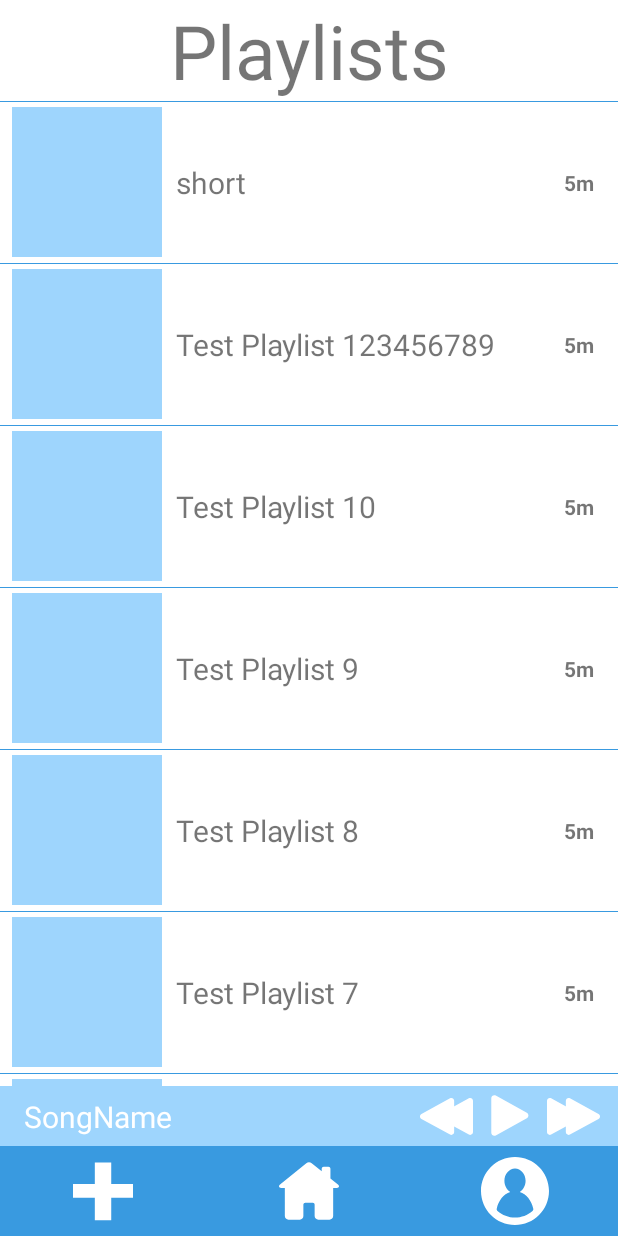
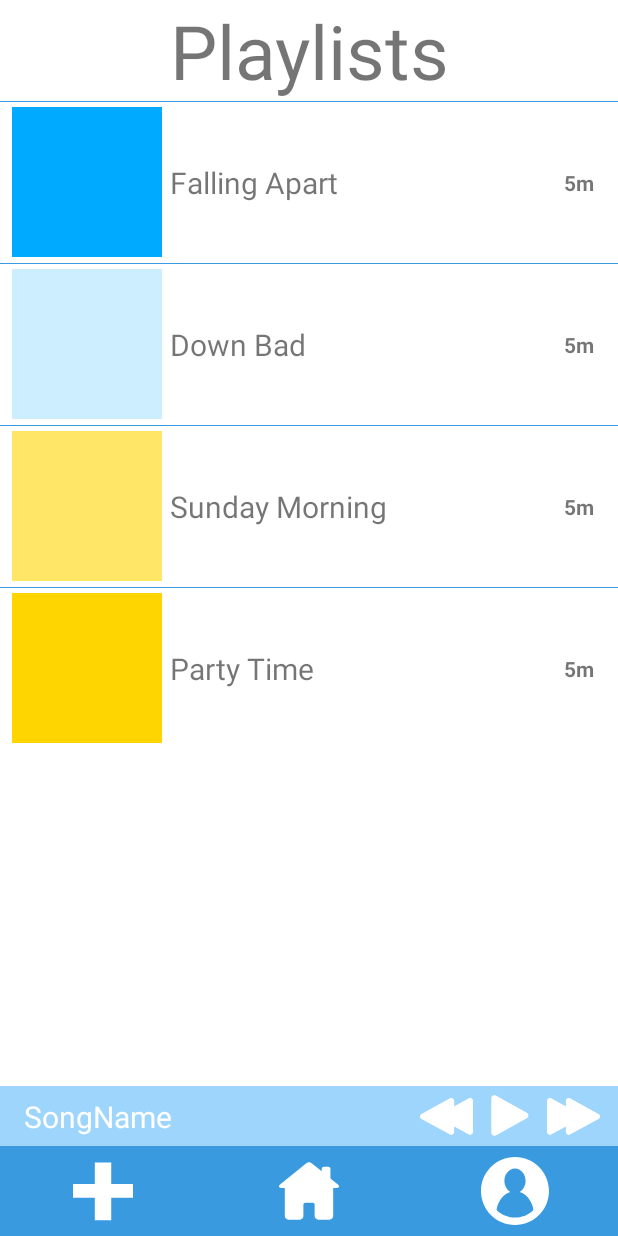
Before and after one commit to TristanStreich/GrooveMood, an Android app: the screen it shows after launch (MainActivity), on a phone screen of 412 x 824 dp. Run offline under Robolectric (Android 15) with nearby library versions, the phone set to English and light mode, and no system bars.

Commit message:
added colors based on mood

```diff
--- a/app/src/main/AndroidManifest.xml
+++ b/app/src/main/AndroidManifest.xml
@@ -22,7 +22,8 @@
             android:exported="false" />
         <activity
             android:name=".MainActivity"
-            android:exported="true">
+            android:exported="true"
+            android:theme="@style/SplashScreen">
             <intent-filter>
                 <action android:name="android.intent.action.MAIN" />
 
--- a/app/src/main/java/com/example/groovemood/GeneratePlaylist.java
+++ b/app/src/main/java/com/example/groovemood/GeneratePlaylist.java
@@ -212,7 +212,7 @@ public class GeneratePlaylist extends AppCompatActivity {
         int radius;
         radius = 50;
         paint.setStyle(Paint.Style.FILL);
-        paint.setColor(getResources().getColor(R.color.alt_blue));
+        paint.setColor(Playlist.convertToColor(happySad,energy));
         // Create a bitmap object of your view size
         Bitmap bmp = Bitmap.createBitmap(v.getWidth(), v.getHeight(), Bitmap.Config.ARGB_8888);
         // Create the canvas with the bitmap
--- a/app/src/main/java/com/example/groovemood/MainActivity.java
+++ b/app/src/main/java/com/example/groovemood/MainActivity.java
@@ -60,6 +60,7 @@ public class MainActivity extends AppCompatActivity {
     @Override
     protected void onCreate(Bundle savedInstanceState) {
         super.onCreate(savedInstanceState);
+        setTheme(R.style.Theme_GrooveMood);
         setContentView(R.layout.activity_main);
         if (playlists == null){
             playlists = new ArrayList<Playlist>();
@@ -99,29 +100,24 @@ public class MainActivity extends AppCompatActivity {
         testSongs.add(new Song(207f,"Test Song 9"));
         testSongs.add(new Song(56f,"Test Song 10"));
 
+        Playlist testPlaylist = new Playlist("Party Time", 1f, 1f);
+        testPlaylist.addSongs(testSongs);
+        playlists.add(testPlaylist);
 
-        makeTestPlaylist(1,testSongs);
-        makeTestPlaylist(2,testSongs);
-        makeTestPlaylist(3,testSongs);
-        makeTestPlaylist(4,testSongs);
-        makeTestPlaylist(5,testSongs);
-        makeTestPlaylist(6,testSongs);
-        makeTestPlaylist(7,testSongs);
-        makeTestPlaylist(8,testSongs);
-        makeTestPlaylist(9,testSongs);
-        makeTestPlaylist(10,testSongs);
-        makeTestPlaylist(123456789,testSongs);
+        testPlaylist = new Playlist("Sunday Morning", 1f, 0f);
+        testPlaylist.addSongs(testSongs);
+        playlists.add(testPlaylist);
 
-        Playlist testPlaylist = new Playlist("short", 0.4f, .75f);
+        testPlaylist = new Playlist("Down Bad", -1f, -1f);
+        testPlaylist.addSongs(testSongs);
+        playlists.add(testPlaylist);
+
+
+        testPlaylist = new Playlist("Falling Apart", -1f, 1f);
         testPlaylist.addSongs(testSongs);
         playlists.add(testPlaylist);
 
     }
-
-    private void makeTestPlaylist(int num, ArrayList<Song> songs){
-        Playlist testPlaylist = new Playlist("Test Playlist " + Integer.toString(num), 0.4f, .75f);
-        testPlaylist.addSongs(songs);
-        playlists.add(testPlaylist);}
 
 
     private void populateScreen(){
@@ -215,6 +211,9 @@ public class MainActivity extends AppCompatActivity {
         TextView lengthText = playlistBar.findViewById(R.id.playlistLength);
         lengthText.setText(playlist.getReadableLength());
 
+        View image = playlistBar.findViewById(R.id.playlistImage);
+        image.setBackgroundColor(playlist.getColor());
+
 
         playlistBar.setOnClickListener(new View.OnClickListener() {
             @Override
--- a/app/src/main/java/com/example/groovemood/MusicScreen.java
+++ b/app/src/main/java/com/example/groovemood/MusicScreen.java
@@ -117,7 +117,7 @@ public class MusicScreen extends AppCompatActivity {
         if (!MainActivity.playing){
             playPause.setImageResource(R.drawable.ic_play_button_large);
         } else {
-            playPause.setImageResource(R.drawable.large_pause);
+            playPause.setImageResource(R.drawable.ic_larger_pause_button);
         }
     }
 
--- a/app/src/main/java/com/example/groovemood/Playlist.java
+++ b/app/src/main/java/com/example/groovemood/Playlist.java
@@ -1,7 +1,10 @@
 package com.example.groovemood;
 
+import android.graphics.Color;
 import android.media.MediaPlayer;
 import android.widget.Toast;
+
+import androidx.core.graphics.ColorUtils;
 
 import java.util.ArrayList;
 import java.util.Collection;
@@ -19,15 +22,32 @@ public class Playlist {
     //constructor only takes in name and happy/Sad and energy
     //Happy/Sad and energy both are floats that must be between -1 and 1
     //fill playlist with addSong or addSongs
-    public Playlist(String name, float happySad, float energy){
+    public Playlist(String name, float happySad, float energy) {
         this.name = name;
 
-        assert(happySad >= -1f && happySad <= 1f);
-        assert(energy >= -1f && energy <= 1f);
+        assert (happySad >= -1f && happySad <= 1f);
+        assert (energy >= -1f && energy <= 1f);
         this.happySad = happySad;
         this.energy = energy;
 
         songs = new ArrayList<Song>();
+    }
+
+    public static int convertToColor(float happySad, float energy){
+        float saturation = 1f;//0.6f + energy*0.4f;
+        float light = .70f - energy*.20f;//.5f;
+        //make happy color
+        float hue = 50f;
+        float []HSL = new float []{hue,saturation,light};
+        int happyColor = ColorUtils.HSLToColor(HSL);
+        //make sad color
+        HSL[0] = 200f;
+        int sadColor = ColorUtils.HSLToColor(HSL);
+        return ColorUtils.blendARGB(sadColor, happyColor, (happySad+1)/2);
+    }
+
+    public int getColor(){
+        return convertToColor(getHappySad(),getEnergy());
     }
 
     //starts playing the first song in the playlist
--- a/app/src/main/res/drawable/ic_play_button_large.xml
+++ b/app/src/main/res/drawable/ic_play_button_large.xml
@@ -4,7 +4,7 @@
     android:viewportWidth="118"
     android:viewportHeight="117">
     <group
-        android:translateY="4">
+        android:translateY="0">
         <path
             android:pathData="M59.145,54.5m-54.5,0a54.5,54.5 0,1 1,109 0a54.5,54.5 0,1 1,-109 0"
             android:fillColor="@color/main_blue"/>
--- a/app/src/main/res/layout/playlist_bar.xml
+++ b/app/src/main/res/layout/playlist_bar.xml
@@ -16,22 +16,25 @@
         android:scrollHorizontally="true"
         android:text="Name"
         android:textSize="20sp"
-        app:layout_constraintBottom_toBottomOf="@+id/imageView"
+        app:layout_constraintBottom_toBottomOf="@+id/playlistImage"
         app:layout_constraintEnd_toStartOf="@+id/playlistLength"
-        app:layout_constraintStart_toEndOf="@+id/imageView"
-        app:layout_constraintTop_toTopOf="@+id/imageView"
+        app:layout_constraintStart_toEndOf="@+id/playlistImage"
+        app:layout_constraintTop_toTopOf="@+id/playlistImage"
         app:layout_constraintVertical_bias="0.5" />
 
-    <ImageView
-        android:id="@+id/imageView"
-        android:layout_width="wrap_content"
-        android:layout_height="wrap_content"
-        android:layout_marginStart="4dp"
+    <View
+        android:id="@+id/playlistImage"
+        android:layout_width="100dp"
+        android:layout_height="100dp"
+        android:layout_marginStart="8dp"
+        android:layout_marginEnd="4dp"
+        android:layout_marginTop="4dp"
+        android:layout_marginBottom="4dp"
         app:layout_constraintBottom_toBottomOf="parent"
         app:layout_constraintStart_toStartOf="parent"
         app:layout_constraintTop_toTopOf="parent"
         app:layout_constraintVertical_bias="0.0"
-        app:srcCompat="@drawable/test_playlist_image" />
+        android:background="@color/alt_blue" />
 
     <TextView
         android:id="@+id/playlistLength"
--- a/app/src/main/res/values/colors.xml
+++ b/app/src/main/res/values/colors.xml
@@ -11,7 +11,9 @@
 
     <!-- Added Colors-->
     <color name="main_blue">#FF399AE0</color>
+<!--    <color name="main_blue">#FF000000</color>-->
     <color name="alt_blue">#FF9ED5FD</color>
+<!--    <color name="alt_blue">#FF525252</color>-->
     <color name="spotify_green">#FF1DB954</color>
     <color name="spotify_black">#FF191414</color>
 
--- a/app/src/main/res/values/themes.xml
+++ b/app/src/main/res/values/themes.xml
@@ -15,6 +15,10 @@
 
         <item name="android:popupMenuStyle">@style/PopUp</item>
         <item name="android:textAppearanceLargePopupMenu">@style/PopUpText</item>
+    </style>
+
+    <style name = "SplashScreen" parent="Theme.GrooveMood">
+        <item name="android:windowBackground">@drawable/splash_screen</item>
     </style>
 
 
```
Also changed, not shown: app/src/main/java/com/example/groovemood/ViewPlaylistScreen.java (+10 -1 lines), app/src/main/res/drawable/ic_larger_pause_button.xml (added, +27 -0 lines), app/src/main/res/drawable/splash_screen.xml (added, +9 -0 lines), app/src/main/res/layout/activity_view_playlist_screen.xml (+10 -8 lines), app/src/main/res/drawable-v24/groove_mood_logo.png (added), app/src/main/res/drawable-v24/groove_mood_logo_small.png (added), app/src/main/res/drawable-v24/groove_mood_small.png (added).
